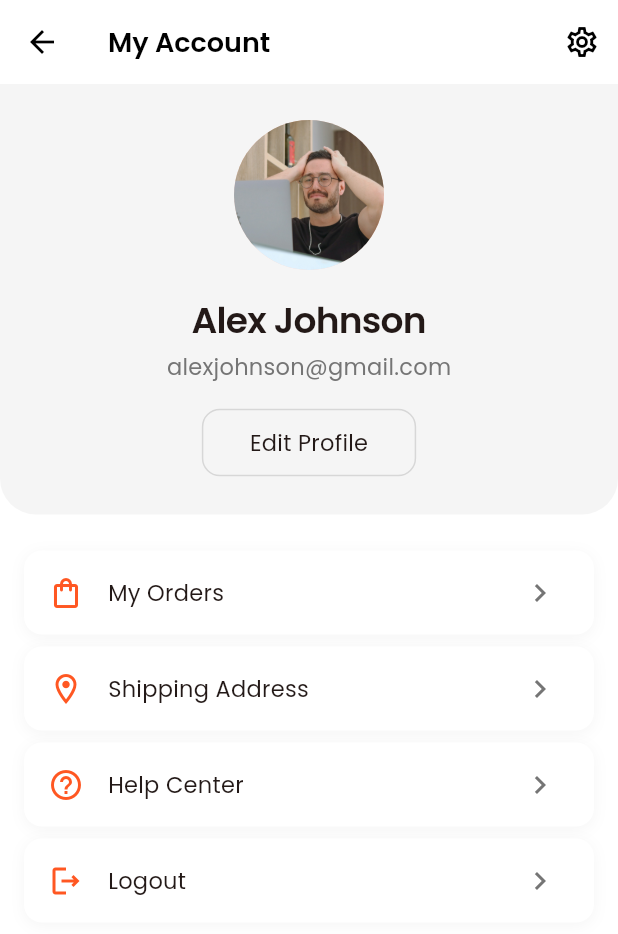
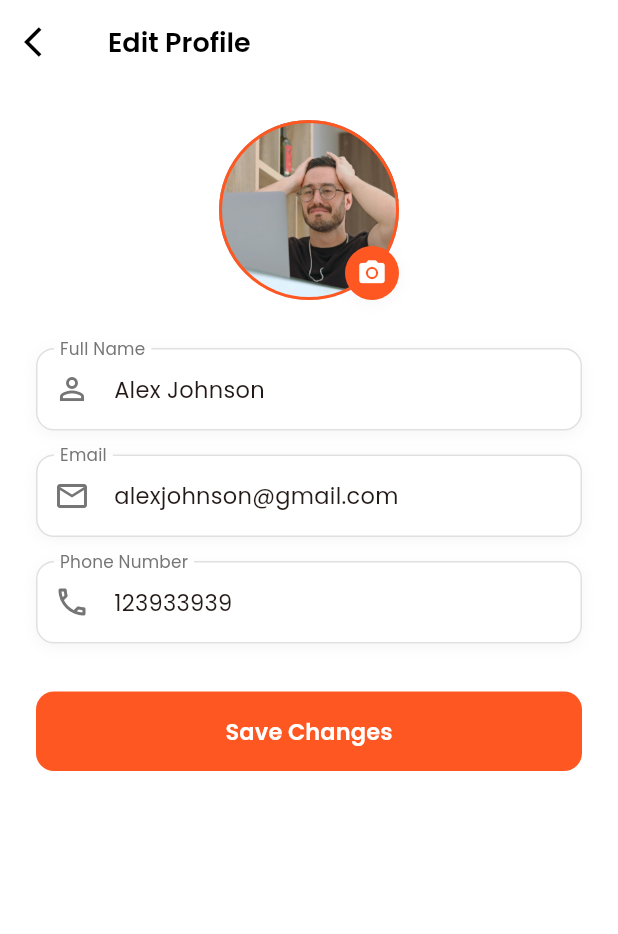
Before and after one commit to Shadrach01/ecommerce_app, a Flutter app: the AccountScreen screen opened directly, after a tap on "Edit Profile", on a phone screen of 412 x 824 dp. Shown: the top 934 px of the screen. Run offline on Flutter 3.47's test engine with Material 3 defaults, Android fonts, the phone set to English and light mode, and no system bars; our stand-ins replace get, get_storage, google_fonts, share_plus; accounts and stored records are empty.

Commit message:
done with edit profile screen

```diff
--- a/lib/features/account_screen.dart
+++ b/lib/features/account_screen.dart
@@ -1,4 +1,5 @@
 import 'package:ecommerce_app/controllers/auth_controller.dart';
+import 'package:ecommerce_app/features/edit%20profile/screens/edit_profile_screen.dart';
 import 'package:ecommerce_app/features/my%20orders/view/screens/my_orders_screen.dart';
 import 'package:ecommerce_app/features/shipping%20address/shipping_address_screen.dart';
 import 'package:ecommerce_app/utils/app_textstyles.dart';
@@ -12,7 +13,6 @@ class AccountScreen extends StatelessWidget {
 
   @override
   Widget build(BuildContext context) {
-    final screenSize = MediaQuery.of(context).size;
     final isDark =
         Theme.of(context).brightness == Brightness.dark;
 
@@ -96,7 +96,8 @@ class AccountScreen extends StatelessWidget {
           const SizedBox(height: 16),
 
           OutlinedButton(
-            onPressed: () {},
+            onPressed: () =>
+                Get.to(() => const EditProfileScreen()),
             style: OutlinedButton.styleFrom(
               padding: const EdgeInsets.symmetric(
                 horizontal: 32,
--- /dev/null
+++ b/lib/features/edit profile/screens/edit_profile_screen.dart
@@ -0,0 +1,44 @@
+import 'package:ecommerce_app/features/edit%20profile/widgets/profile_form.dart';
+import 'package:ecommerce_app/features/edit%20profile/widgets/profile_image.dart';
+import 'package:ecommerce_app/utils/app_textstyles.dart';
+import 'package:flutter/material.dart';
+import 'package:get/get.dart';
+
+class EditProfileScreen extends StatelessWidget {
+  const EditProfileScreen({super.key});
+
+  @override
+  Widget build(BuildContext context) {
+    final isDark =
+        Theme.of(context).brightness == Brightness.dark;
+
+    return Scaffold(
+      appBar: AppBar(
+        leading: IconButton(
+          onPressed: () => Get.back(),
+          icon: Icon(
+            Icons.arrow_back_ios,
+            color: isDark ? Colors.white : Colors.black,
+          ),
+        ),
+        title: Text(
+          'Edit Profile',
+          style: AppTextStyles.withColor(
+            AppTextStyles.h3,
+            isDark ? Colors.white : Colors.black,
+          ),
+        ),
+      ),
+      body: const SingleChildScrollView(
+        child: Column(
+          children: [
+            SizedBox(height: 24),
+            ProfileImage(),
+            SizedBox(height: 32),
+            ProfileForm(),
+          ],
+        ),
+      ),
+    );
+  }
+}
--- /dev/null
+++ b/lib/features/edit profile/widgets/profile_form.dart
@@ -0,0 +1,121 @@
+import 'package:ecommerce_app/features/widgets/custom_textfield.dart';
+import 'package:ecommerce_app/utils/app_textstyles.dart';
+import 'package:flutter/material.dart';
+import 'package:get/get.dart';
+
+class ProfileForm extends StatelessWidget {
+  const ProfileForm({super.key});
+
+  @override
+  Widget build(BuildContext context) {
+    final isDark =
+        Theme.of(context).brightness == Brightness.dark;
+
+    return Padding(
+      padding: const EdgeInsets.symmetric(horizontal: 24),
+      child: Column(
+        children: [
+          Container(
+            decoration: BoxDecoration(
+              color: Theme.of(context).cardColor,
+              borderRadius: BorderRadius.circular(12),
+              boxShadow: [
+                BoxShadow(
+                  color: isDark
+                      ? Colors.black.withOpacity(0.2)
+                      : Colors.grey.withOpacity(0.1),
+                  blurRadius: 8,
+                  offset: const Offset(0, 2),
+                ),
+              ],
+            ),
+
+            child: const CustomTextfield(
+              label: 'Full Name',
+              prefixicon: Icons.person_outline,
+              initialValue: 'Alex Johnson',
+            ),
+          ),
+
+          const SizedBox(height: 16),
+          Container(
+            decoration: BoxDecoration(
+              color: Theme.of(context).cardColor,
+              borderRadius: BorderRadius.circular(12),
+              boxShadow: [
+                BoxShadow(
+                  color: isDark
+                      ? Colors.black.withOpacity(0.2)
+                      : Colors.grey.withOpacity(0.1),
+                  blurRadius: 8,
+                  offset: const Offset(0, 2),
+                ),
+              ],
+            ),
+
+            child: const CustomTextfield(
+              label: 'Email',
+              prefixicon: Icons.email_outlined,
+              initialValue: 'alexjohnson@gmail.com',
+              keyboardType: TextInputType.emailAddress,
+            ),
+          ),
+
+          const SizedBox(height: 16),
+          Container(
+            decoration: BoxDecoration(
+              color: Theme.of(context).cardColor,
+              borderRadius: BorderRadius.circular(12),
+              boxShadow: [
+                BoxShadow(
+                  color: isDark
+                      ? Colors.black.withOpacity(0.2)
+                      : Colors.grey.withOpacity(0.1),
+                  blurRadius: 8,
+                  offset: const Offset(0, 2),
+                ),
+              ],
+            ),
+
+            child: const CustomTextfield(
+              label: 'Phone Number',
+              prefixicon: Icons.phone_outlined,
+              initialValue: '123933939',
+              keyboardType: TextInputType.phone,
+            ),
+          ),
+
+          const SizedBox(height: 32),
+
+          SizedBox(
+            width: double.infinity,
+            child: ElevatedButton(
+              onPressed: () {
+                Get.back();
+              },
+              style: ElevatedButton.styleFrom(
+                backgroundColor: Theme.of(
+                  context,
+                ).primaryColor,
+                padding: const EdgeInsets.symmetric(
+                  vertical: 16,
+                ),
+                elevation: 0,
+                shape: RoundedRectangleBorder(
+                  borderRadius: BorderRadius.circular(12),
+                ),
+              ),
+              child: Text(
+                'Save Changes',
+                style: AppTextStyles.withColor(
+                  AppTextStyles.buttonMedium,
+                  Colors.white,
+                ),
+              ),
+            ),
+          ),
+        ],
+      ),
+    );
+  }
+}
--- /dev/null
+++ b/lib/features/edit profile/widgets/profile_image.dart
@@ -0,0 +1,204 @@
+import 'package:ecommerce_app/utils/app_textstyles.dart';
+import 'package:flutter/material.dart';
+import 'package:get/get.dart';
+
+class ProfileImage extends StatelessWidget {
+  const ProfileImage({super.key});
+
+  @override
+  Widget build(BuildContext context) {
+    final isDark =
+        Theme.of(context).brightness == Brightness.dark;
+
+    return Center(
+      child: Stack(
+        children: [
+          Container(
+            width: 120,
+            height: 120,
+            decoration: BoxDecoration(
+              shape: BoxShape.circle,
+              border: Border.all(
+                color: Theme.of(context).primaryColor,
+                width: 2,
+              ),
+              image: DecorationImage(
+                image: AssetImage(
+                  'assets/images/avatar.jpg',
+                ),
+                fit: BoxFit.cover,
+              ),
+            ),
+          ),
+
+          Positioned(
+            bottom: 0,
+            right: 0,
+            child: GestureDetector(
+              onTap: () => _showImagePickerBottomSheet(
+                context,
+                isDark,
+              ),
+              child: Container(
+                padding: const EdgeInsets.all(8),
+                decoration: BoxDecoration(
+                  color: Theme.of(context).primaryColor,
+                  shape: BoxShape.circle,
+                  boxShadow: [
+                    BoxShadow(
+                      color: isDark
+                          ? Colors.black.withOpacity(0.2)
+                          : Colors.grey.withOpacity(0.1),
+                      blurRadius: 8,
+                      offset: const Offset(0, 2),
+                    ),
+                  ],
+                ),
+                child: const Icon(
+                  Icons.camera_alt,
+                  color: Colors.white,
+                  size: 20,
+                ),
+              ),
+            ),
+          ),
+        ],
+      ),
+    );
+  }
+
+  void _showImagePickerBottomSheet(
+    BuildContext context,
+    bool isDark,
+  ) {
+    Get.bottomSheet(
+      Container(
+        padding: EdgeInsets.symmetric(
+          horizontal: 24,
+          vertical: 20,
+        ),
+        decoration: BoxDecoration(
+          color: Theme.of(context).scaffoldBackgroundColor,
+          borderRadius: const BorderRadius.vertical(
+            top: Radius.circular(20),
+          ),
+          boxShadow: [
+            BoxShadow(
+              color: Colors.black.withOpacity(0.1),
+              blurRadius: 10,
+              offset: const Offset(0, -5),
+            ),
+          ],
+        ),
+
+        child: Column(
+          mainAxisSize: MainAxisSize.min,
+          children: [
+            Container(
+              width: 40,
+              height: 4,
+              decoration: BoxDecoration(
+                color: isDark
+                    ? Colors.grey[700]
+                    : Colors.grey[300],
+                borderRadius: BorderRadius.circular(2),
+              ),
+            ),
+
+            const SizedBox(height: 24),
+
+            Text(
+              'Change Profile Screen',
+              style: AppTextStyles.withColor(
+                AppTextStyles.h3,
+                Theme.of(
+                  context,
+                ).textTheme.bodyLarge!.color!,
+              ),
+            ),
+
+            const SizedBox(height: 24),
+
+            _buildOptionTile(
+              context,
+              'Take Photo',
+              Icons.camera_alt_outlined,
+              () => Get.back(),
+              isDark,
+            ),
+
+            const SizedBox(height: 16),
+
+            _buildOptionTile(
+              context,
+              'Choose from Gallery',
+              Icons.photo_library_outlined,
+              () => Get.back(),
+              isDark,
+            ),
+
+            const SizedBox(height: 16),
+          ],
+        ),
+      ),
+    );
+  }
+
+  Widget _buildOptionTile(
+    BuildContext context,
+    String title,
+    IconData icon,
+    VoidCallback onTap,
+    bool isDark,
+  ) {
+    return InkWell(
+      onTap: onTap,
+      borderRadius: BorderRadius.circular(12),
+      child: Container(
+        decoration: BoxDecoration(
+          color: Theme.of(context).cardColor,
+          borderRadius: BorderRadius.circular(12),
+          boxShadow: [
+            BoxShadow(
+              color: isDark
+                  ? Colors.black.withOpacity(0.2)
+                  : Colors.grey.withOpacity(0.1),
+              blurRadius: 8,
+              offset: const Offset(0, 2),
+            ),
+          ],
+        ),
+
+        child: Row(
+          children: [
+            Icon(
+              icon,
+              color: Theme.of(context).primaryColor,
+              size: 24,
+            ),
+
+            const SizedBox(width: 16),
+            Text(
+              title,
+              style: AppTextStyles.withColor(
+                AppTextStyles.bodyMedium,
+                Theme.of(
+                  context,
+                ).textTheme.bodyLarge!.color!,
+              ),
+            ),
+
+            const Spacer(),
+
+            Icon(
+              Icons.arrow_forward_ios,
+              color: isDark
+                  ? Colors.grey[400]
+                  : Colors.grey[600],
+            ),
+          ],
+        ),
+      ),
+    );
+  }
+}
--- a/lib/features/widgets/custom_textfield.dart
+++ b/lib/features/widgets/custom_textfield.dart
@@ -9,6 +9,7 @@ class CustomTextfield extends StatefulWidget {
   final TextEditingController? controller;
   final String? Function(String?)? validator;
   final void Function(String)? onChanged;
+  final String? initialValue;
 
   const CustomTextfield({
     super.key,
@@ -19,6 +20,7 @@ class CustomTextfield extends StatefulWidget {
     this.controller,
     this.validator,
     this.onChanged,
+    this.initialValue,
   });
 
   @override
@@ -36,6 +38,7 @@ class _CustomTextfieldState extends State<CustomTextfield> {
 
     return TextFormField(
       controller: widget.controller,
+      initialValue: widget.initialValue,
       obscureText: widget.isPassword && _obscureText,
       keyboardType: widget.keyboardType,
       validator: widget.validator,
```
